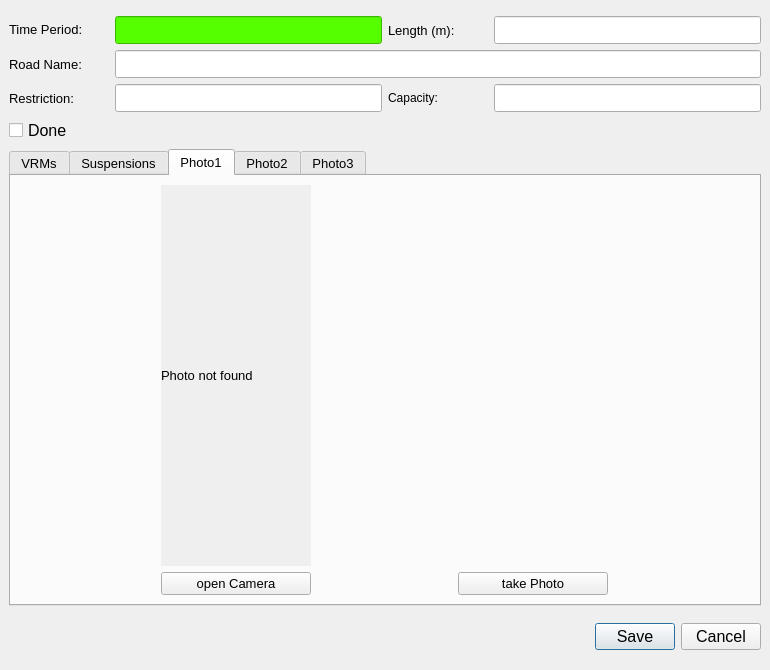
Before: the Qt Designer form ui/VRM_Demand_dialog_base.ui in tlh22/demandForm, drawn with Qt 5.
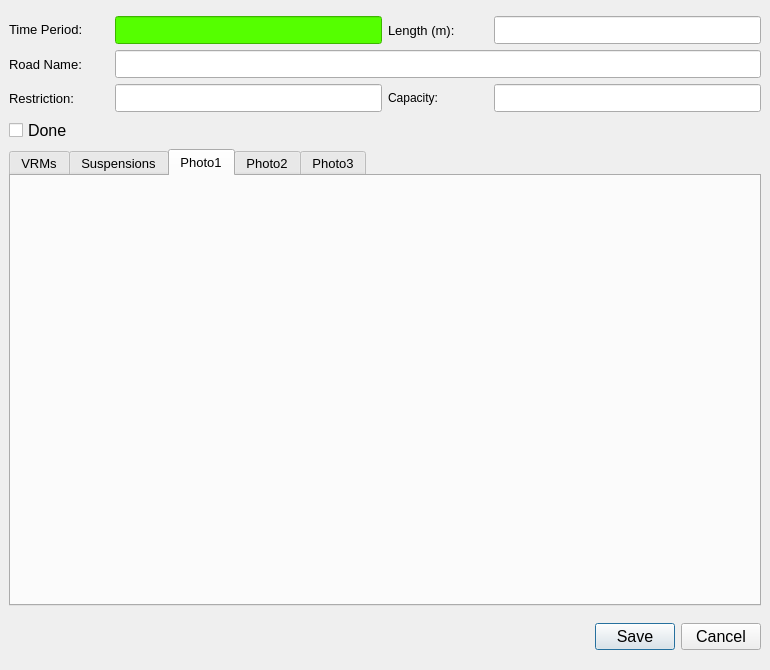
After: the same form once the commit is applied. The open tabs and pages were chosen to show the change. Icons and pictures are not drawn.

Diff of the .ui file:
```diff
--- a/ui/VRM_Demand_dialog_base.ui
+++ b/ui/VRM_Demand_dialog_base.ui
@@ -248,79 +248,7 @@
        <attribute name="title">
         <string>Photo1</string>
        </attribute>
-       <layout class="QGridLayout" name="gridLayout_8">
-        <item row="0" column="0">
-         <widget class="QLabel" name="Photo_Widget_01">
-          <property name="sizePolicy">
-           <sizepolicy hsizetype="Fixed" vsizetype="Fixed">
-            <horstretch>0</horstretch>
-            <verstretch>0</verstretch>
-           </sizepolicy>
-          </property>
-          <property name="maximumSize">
-           <size>
-            <width>640</width>
-            <height>480</height>
-           </size>
-          </property>
-          <property name="autoFillBackground">
-           <bool>true</bool>
-          </property>
-          <property name="text">
-           <string>Photo not found</string>
-          </property>
-         </widget>
-        </item>
-        <item row="1" column="0">
-         <widget class="QPushButton" name="startCamera1">
-          <property name="maximumSize">
-           <size>
-            <width>150</width>
-            <height>16777215</height>
-           </size>
-          </property>
-          <property name="text">
-           <string>open Camera</string>
-          </property>
-          <property name="icon">
-           <iconset>
-            <normaloff>../../../../PC18-26 Carnegie Library Lambeth/Mapping/Templates/camara_foto.png</normaloff>../../../../PC18-26 Carnegie Library Lambeth/Mapping/Templates/camara_foto.png</iconset>
-          </property>
-          <property name="checkable">
-           <bool>true</bool>
-          </property>
-          <property name="autoDefault">
-           <bool>false</bool>
-          </property>
-          <property name="default">
-           <bool>false</bool>
-          </property>
-         </widget>
-        </item>
-        <item row="1" column="1">
-         <widget class="QPushButton" name="getPhoto1">
-          <property name="maximumSize">
-           <size>
-            <width>150</width>
-            <height>16777215</height>
-           </size>
-          </property>
-          <property name="text">
-           <string>take Photo</string>
-          </property>
-          <property name="icon">
-           <iconset>
-            <normaloff>../../../../PC18-26 Carnegie Library Lambeth/Mapping/Templates/take-photo-icon-21.jpg</normaloff>../../../../PC18-26 Carnegie Library Lambeth/Mapping/Templates/take-photo-icon-21.jpg</iconset>
-          </property>
-          <property name="checkable">
-           <bool>false</bool>
-          </property>
-          <property name="autoDefault">
-           <bool>false</bool>
-          </property>
-         </widget>
-        </item>
-       </layout>
+       <layout class="QGridLayout" name="gridLayout_8"/>
       </widget>
       <widget class="QWidget" name="Photos_02">
        <attribute name="title">
```
Left out of the diff: 154 changed lines with no effect on the pictures.
